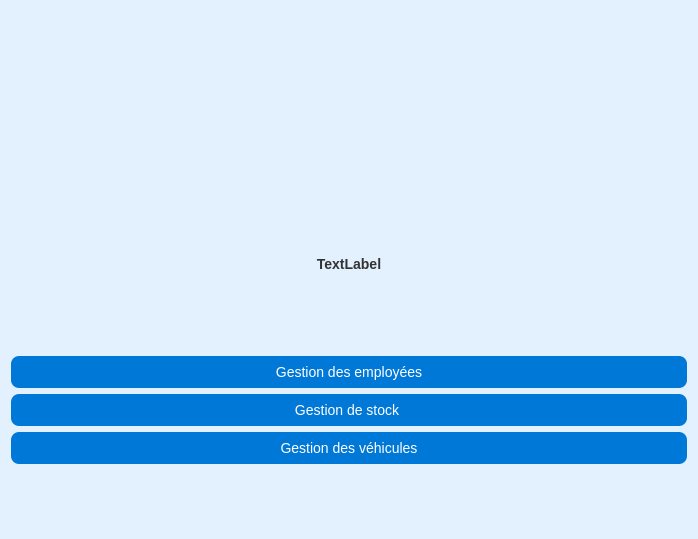
Qt form accueil.ui (azizjalloul1/projet-c-CODEHEXA) before a commit.
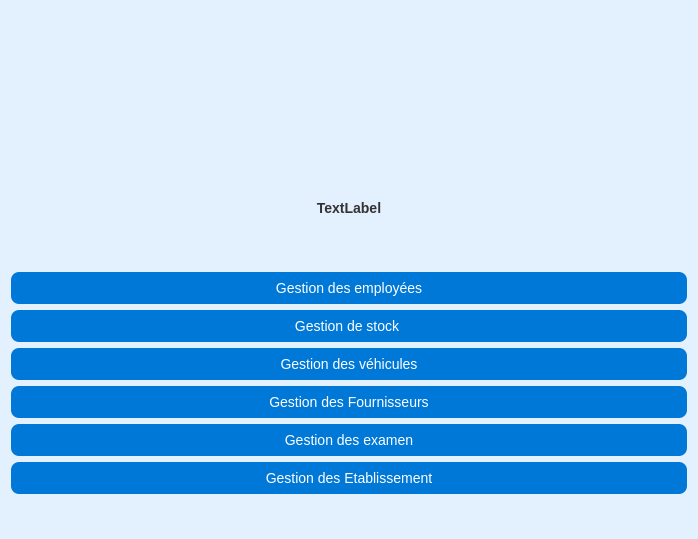
The same form after that commit.

Diff of the .ui file:
```diff
--- a/accueil.ui
+++ b/accueil.ui
@@ -113,6 +113,27 @@
        </property>
       </widget>
      </item>
+     <item>
+      <widget class="QPushButton" name="fournisseur">
+       <property name="text">
+        <string>Gestion des Fournisseurs</string>
+       </property>
+      </widget>
+     </item>
+     <item>
+      <widget class="QPushButton" name="examen">
+       <property name="text">
+        <string>Gestion des examen</string>
+       </property>
+      </widget>
+     </item>
+     <item>
+      <widget class="QPushButton" name="etablissement">
+       <property name="text">
+        <string>Gestion des Etablissement</string>
+       </property>
+      </widget>
+     </item>
     </layout>
    </item>
   </layout>
```
